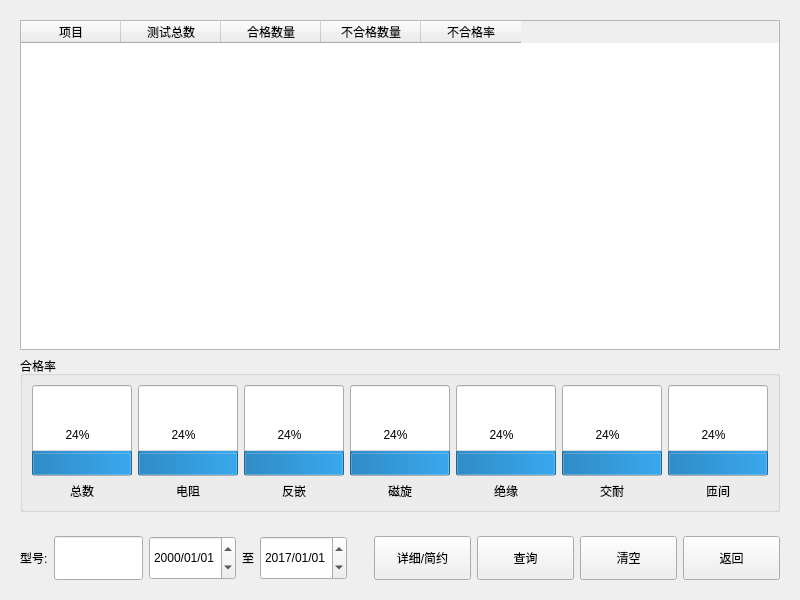
Qt form CWinData.ui (bloglink/aip-tester) before a commit.
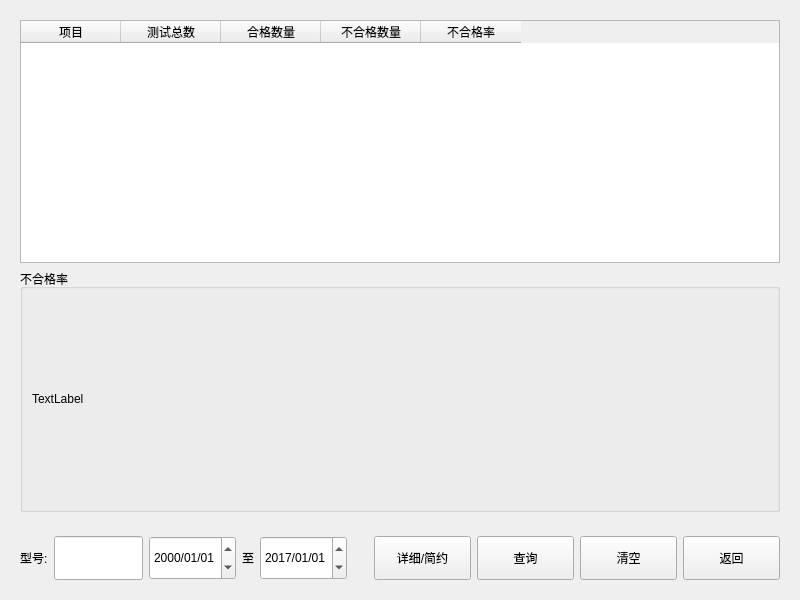
The same form after that commit. Custom widgets are drawn as their Qt base class.

```diff
--- a/CWinData.ui
+++ b/CWinData.ui
@@ -31,7 +31,7 @@
       </layout>
      </widget>
      <widget class="QWidget" name="WidgetDetail">
-      <layout class="QVBoxLayout" name="verticalLayout_3" stretch="2,0">
+      <layout class="QVBoxLayout" name="verticalLayout_3">
        <item>
         <widget class="QTableWidget" name="TabDetail">
          <attribute name="verticalHeaderVisible">
@@ -66,234 +66,26 @@
        </item>
        <item>
         <widget class="QGroupBox" name="WinDetail">
+         <property name="sizePolicy">
+          <sizepolicy hsizetype="Preferred" vsizetype="Expanding">
+           <horstretch>0</horstretch>
+           <verstretch>0</verstretch>
+          </sizepolicy>
+         </property>
          <property name="title">
-          <string>合格率</string>
+          <string>不合格率</string>
          </property>
          <layout class="QGridLayout" name="gridLayout">
-          <item row="1" column="4">
-           <widget class="QLabel" name="label_7">
-            <property name="text">
-             <string>绝缘</string>
-            </property>
-            <property name="alignment">
-             <set>Qt::AlignCenter</set>
-            </property>
-           </widget>
-          </item>
-          <item row="1" column="2">
-           <widget class="QLabel" name="label_5">
-            <property name="text">
-             <string>反嵌</string>
-            </property>
-            <property name="alignment">
-             <set>Qt::AlignCenter</set>
-            </property>
-           </widget>
-          </item>
-          <item row="1" column="0">
-           <widget class="QLabel" name="label_3">
-            <property name="text">
-             <string>总数</string>
-            </property>
-            <property name="alignment">
-             <set>Qt::AlignCenter</set>
-            </property>
-           </widget>
-          </item>
-          <item row="0" column="2">
-           <widget class="QProgressBar" name="BarMag">
-            <property name="sizePolicy">
-             <sizepolicy hsizetype="Expanding" vsizetype="Expanding">
-              <horstretch>0</horstretch>
-              <verstretch>0</verstretch>
-             </sizepolicy>
-            </property>
-            <property name="minimumSize">
-             <size>
-              <width>44</width>
-              <height>0</height>
-             </size>
-            </property>
-            <property name="value">
-             <number>24</number>
-            </property>
-            <property name="orientation">
-             <enum>Qt::Vertical</enum>
-            </property>
-           </widget>
-          </item>
-          <item row="1" column="6">
-           <widget class="QLabel" name="label_9">
-            <property name="text">
-             <string>匝间</string>
-            </property>
-            <property name="alignment">
-             <set>Qt::AlignCenter</set>
-            </property>
-           </widget>
-          </item>
-          <item row="1" column="5">
-           <widget class="QLabel" name="label_8">
-            <property name="text">
-             <string>交耐</string>
-            </property>
-            <property name="alignment">
-             <set>Qt::AlignCenter</set>
-            </property>
-           </widget>
-          </item>
-          <item row="0" column="1">
-           <widget class="QProgressBar" name="BarDcr">
-            <property name="sizePolicy">
-             <sizepolicy hsizetype="Expanding" vsizetype="Expanding">
-              <horstretch>0</horstretch>
-              <verstretch>0</verstretch>
-             </sizepolicy>
-            </property>
-            <property name="minimumSize">
-             <size>
-              <width>44</width>
-              <height>0</height>
-             </size>
-            </property>
-            <property name="value">
-             <number>24</number>
-            </property>
-            <property name="orientation">
-             <enum>Qt::Vertical</enum>
-            </property>
-           </widget>
-          </item>
           <item row="0" column="0">
-           <widget class="QProgressBar" name="BarAmount">
+           <widget class="Histogram" name="TextHistogram">
             <property name="sizePolicy">
-             <sizepolicy hsizetype="Expanding" vsizetype="Expanding">
+             <sizepolicy hsizetype="Preferred" vsizetype="Expanding">
               <horstretch>0</horstretch>
               <verstretch>0</verstretch>
              </sizepolicy>
             </property>
-            <property name="minimumSize">
-             <size>
-              <width>44</width>
-              <height>0</height>
-             </size>
-            </property>
-            <property name="value">
-             <number>24</number>
-            </property>
-            <property name="orientation">
-             <enum>Qt::Vertical</enum>
-            </property>
-            <property name="textDirection">
-             <enum>QProgressBar::TopToBottom</enum>
-            </property>
-           </widget>
-          </item>
-          <item row="0" column="3">
-           <widget class="QProgressBar" name="BarDir">
-            <property name="sizePolicy">
-             <sizepolicy hsizetype="Expanding" vsizetype="Expanding">
-              <horstretch>0</horstretch>
-              <verstretch>0</verstretch>
-             </sizepolicy>
-            </property>
-            <property name="minimumSize">
-             <size>
-              <width>44</width>
-              <height>0</height>
-             </size>
-            </property>
-            <property name="value">
-             <number>24</number>
-            </property>
-            <property name="orientation">
-             <enum>Qt::Vertical</enum>
-            </property>
-           </widget>
-          </item>
-          <item row="0" column="4">
-           <widget class="QProgressBar" name="BarInr">
-            <property name="sizePolicy">
-             <sizepolicy hsizetype="Expanding" vsizetype="Expanding">
-              <horstretch>0</horstretch>
-              <verstretch>0</verstretch>
-             </sizepolicy>
-            </property>
-            <property name="minimumSize">
-             <size>
-              <width>44</width>
-              <height>0</height>
-             </size>
-            </property>
-            <property name="value">
-             <number>24</number>
-            </property>
-            <property name="orientation">
-             <enum>Qt::Vertical</enum>
-            </property>
-           </widget>
-          </item>
-          <item row="0" column="6">
-           <widget class="QProgressBar" name="BarImp">
-            <property name="sizePolicy">
-             <sizepolicy hsizetype="Expanding" vsizetype="Expanding">
-              <horstretch>0</horstretch>
-              <verstretch>0</verstretch>
-             </sizepolicy>
-            </property>
-            <property name="minimumSize">
-             <size>
-              <width>44</width>
-              <height>0</height>
-             </size>
-            </property>
-            <property name="value">
-             <number>24</number>
-            </property>
-            <property name="orientation">
-             <enum>Qt::Vertical</enum>
-            </property>
-           </widget>
-          </item>
-          <item row="0" column="5">
-           <widget class="QProgressBar" name="BarAcw">
-            <property name="sizePolicy">
-             <sizepolicy hsizetype="Expanding" vsizetype="Expanding">
-              <horstretch>0</horstretch>
-              <verstretch>0</verstretch>
-             </sizepolicy>
-            </property>
-            <property name="minimumSize">
-             <size>
-              <width>44</width>
-              <height>0</height>
-             </size>
-            </property>
-            <property name="value">
-             <number>24</number>
-            </property>
-            <property name="orientation">
-             <enum>Qt::Vertical</enum>
-            </property>
-           </widget>
-          </item>
-          <item row="1" column="3">
-           <widget class="QLabel" name="label_6">
             <property name="text">
-             <string>磁旋</string>
-            </property>
-            <property name="alignment">
-             <set>Qt::AlignCenter</set>
-            </property>
-           </widget>
-          </item>
-          <item row="1" column="1">
-           <widget class="QLabel" name="label_4">
-            <property name="text">
-             <string>电阻</string>
-            </property>
-            <property name="alignment">
-             <set>Qt::AlignCenter</set>
+             <string>TextLabel</string>
             </property>
            </widget>
           </item>
@@ -437,6 +229,13 @@
    </item>
   </layout>
  </widget>
+ <customwidgets>
+  <customwidget>
+   <class>Histogram</class>
+   <extends>QLabel</extends>
+   <header>Histogram.h</header>
+  </customwidget>
+ </customwidgets>
  <resources/>
  <connections/>
 </ui>
```
